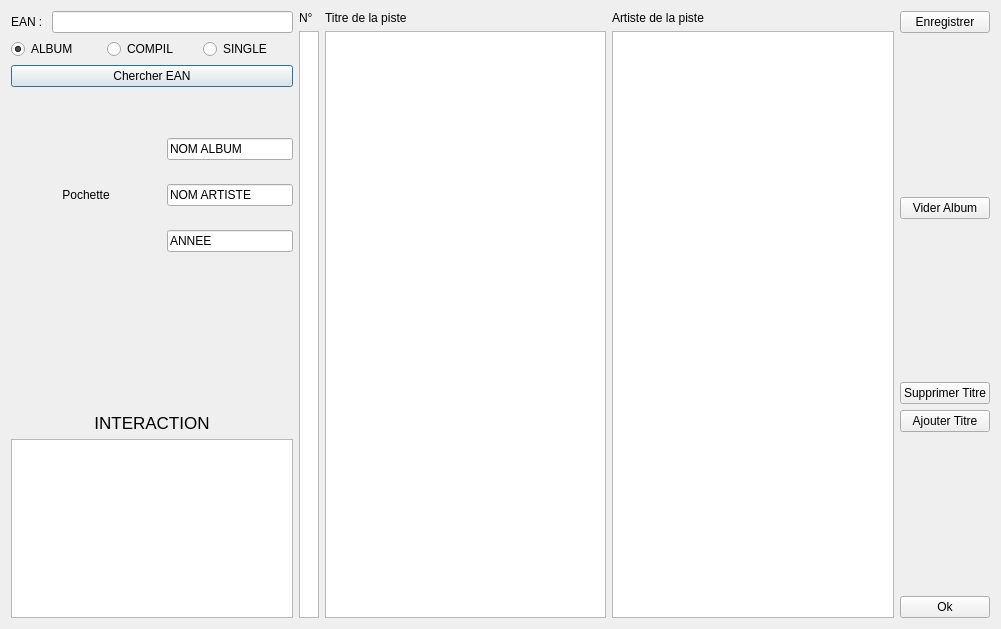
Before: the Qt Designer form projet-musique/core/dialogajouterphys.ui in toopoormaghell/projet-musique, drawn with Qt 5.
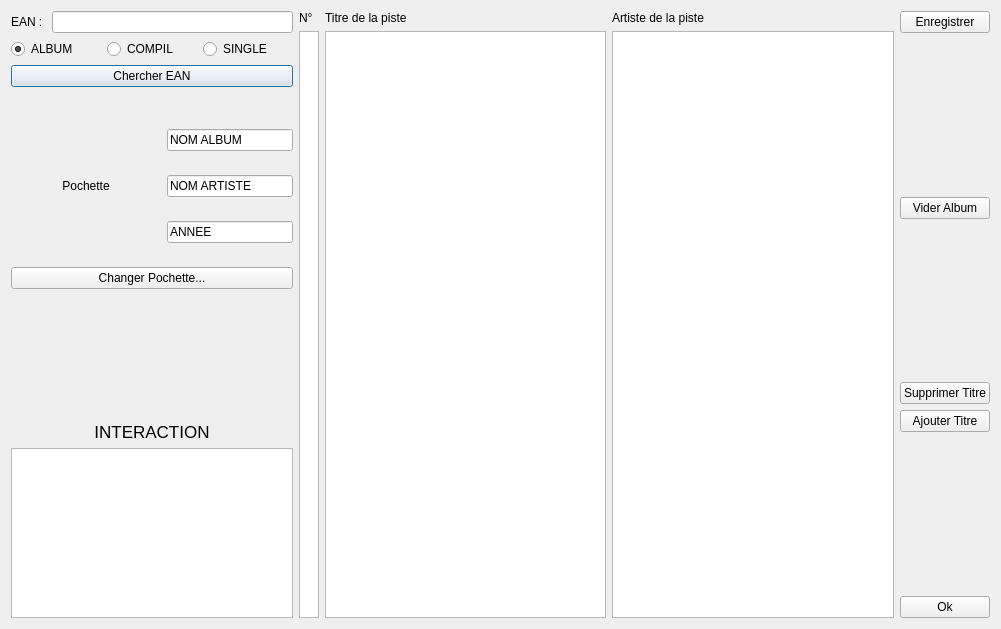
After: the same form once the commit is applied.

```diff
--- a/projet-musique/core/dialogajouterphys.ui
+++ b/projet-musique/core/dialogajouterphys.ui
@@ -136,6 +136,13 @@
        </item>
       </layout>
      </item>
+     <item>
+      <widget class="QPushButton" name="pushButton">
+       <property name="text">
+        <string>Changer Pochette...</string>
+       </property>
+      </widget>
+     </item>
      <item>
       <spacer name="verticalSpacer_2">
        <property name="orientation">
```
Left out of the diff: 48 changed lines with no effect on the pictures.
